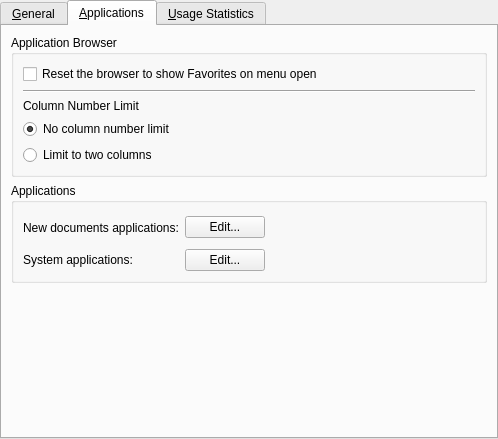
First picture: the form in applets/lancelot/application/ui/LancelotConfigBase.ui, repository KDE/kdeplasma-addons, before the edit.
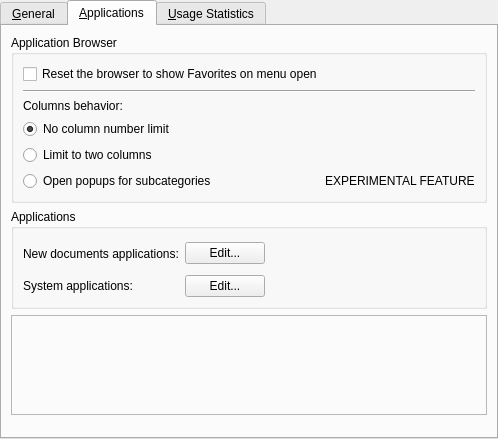
Second picture: the form after the edit. The open tabs and pages were chosen to show the change. Custom widgets are drawn as their Qt base class.

Commit message: - Popups fixed and improved - Extender fixes - Added experimental option for cascading menus

```diff
--- a/applets/lancelot/application/ui/LancelotConfigBase.ui
+++ b/applets/lancelot/application/ui/LancelotConfigBase.ui
@@ -166,7 +166,7 @@
           <item>
            <widget class="QLabel" name="labelAppBrowserColumnNumber">
             <property name="text">
-             <string>Column Number Limit</string>
+             <string>Columns behavior:</string>
             </property>
            </widget>
           </item>
@@ -187,6 +187,30 @@
             </property>
            </widget>
           </item>
+          <item>
+           <layout class="QHBoxLayout" name="horizontalLayout_2">
+            <item>
+             <widget class="QRadioButton" name="radioAppBrowserCascade">
+              <property name="sizePolicy">
+               <sizepolicy hsizetype="Minimum" vsizetype="Fixed">
+                <horstretch>1</horstretch>
+                <verstretch>0</verstretch>
+               </sizepolicy>
+              </property>
+              <property name="text">
+               <string>Open popups for subcategories</string>
+              </property>
+             </widget>
+            </item>
+            <item>
+             <widget class="QLabel" name="label">
+              <property name="text">
+               <string>EXPERIMENTAL FEATURE</string>
+              </property>
+             </widget>
+            </item>
+           </layout>
+          </item>
          </layout>
         </widget>
        </item>
@@ -246,6 +270,22 @@
          </layout>
         </widget>
        </item>
+       <item>
+        <widget class="QFrame" name="frame">
+         <property name="minimumSize">
+          <size>
+           <width>0</width>
+           <height>100</height>
+          </size>
+         </property>
+         <property name="frameShape">
+          <enum>QFrame::StyledPanel</enum>
+         </property>
+         <property name="frameShadow">
+          <enum>QFrame::Raised</enum>
+         </property>
+        </widget>
+       </item>
        <item>
         <spacer name="verticalSpacer_2">
          <property name="orientation">
```
Left out of the diff: 12 changed lines with no effect on the pictures. The commit also changes 7 other files.
